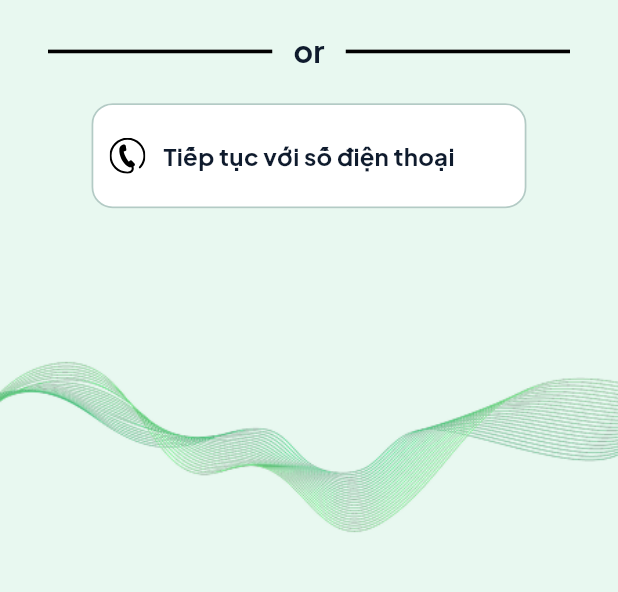
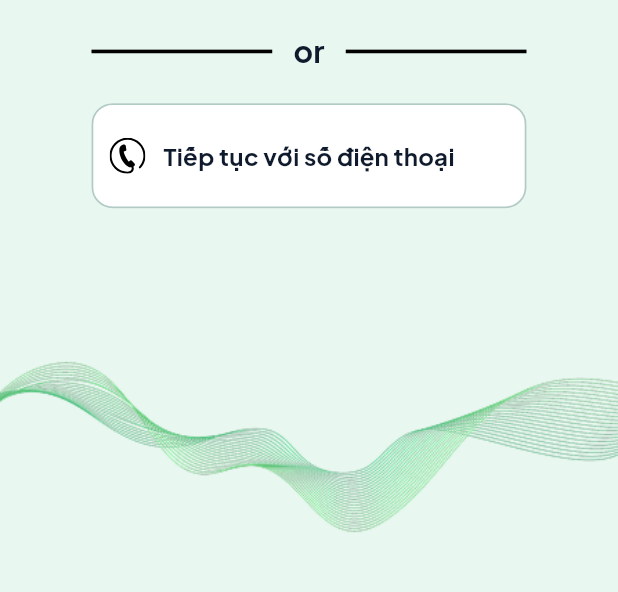
Before and after one commit to duongnh193/IoT-Flutter-App, a Flutter app: the LoginScreen screen opened by its route, on a phone screen of 412 x 824 dp, the part 489-1081 px from its top. Run offline on Flutter 3.47's test engine with Material 3 defaults, Android fonts, the phone set to English and light mode, and no system bars; our stand-ins replace flutter_riverpod, flutter_svg, go_router, google_fonts.

Commit message:
update divider login screen

```diff
--- a/lib/features/auth/presentation/login_screen.dart
+++ b/lib/features/auth/presentation/login_screen.dart
@@ -69,9 +69,10 @@ class LoginScreen extends StatelessWidget {
                                 ),
                               ),
                               AppSpacing.h20,
-                              Padding(
-                                padding:
-                                    const EdgeInsets.symmetric(horizontal: 32),
+                              ConstrainedBox(
+                                constraints: BoxConstraints(
+                                  maxWidth: maxButtonWidth,
+                                ),
                                 child: Row(
                                   children: const [
                                     Expanded(
@@ -86,10 +87,9 @@ class LoginScreen extends StatelessWidget {
                                       child: Text(
                                         'or',
                                         style: TextStyle(
-                                          color: AppColors.textPrimary,
-                                          fontWeight: FontWeight.w700,
-                                          fontSize: 20
-                                        ),
+                                            color: AppColors.textPrimary,
+                                            fontWeight: FontWeight.w700,
+                                            fontSize: 20),
                                       ),
                                     ),
                                     Expanded(
```
